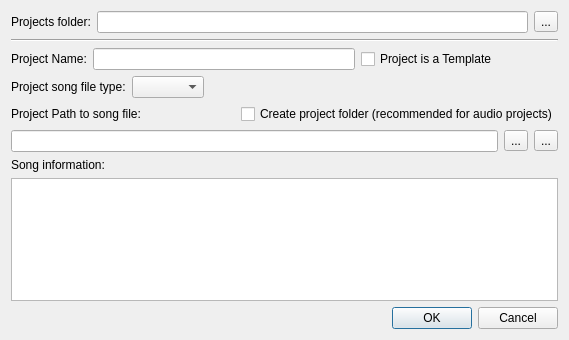
The window that muse2/muse/widgets/projectcreate.ui (emrum/muse) describes before a commit, drawn with Qt 5.
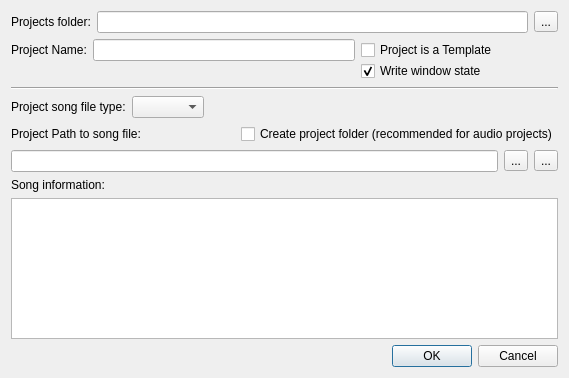
The same window after the commit.

What changed in the file:
```diff
--- a/muse2/muse/widgets/projectcreate.ui
+++ b/muse2/muse/widgets/projectcreate.ui
@@ -7,14 +7,12 @@
     <x>0</x>
     <y>0</y>
     <width>569</width>
-    <height>340</height>
+    <height>378</height>
    </rect>
   </property>
   <property name="windowTitle">
    <string>Create Project</string>
   </property>
-  <layout class="QVBoxLayout" name="verticalLayout_2">
-   <item>
     <layout class="QVBoxLayout" name="verticalLayout">
      <item>
       <layout class="QHBoxLayout" name="horizontalLayout_8">
@@ -42,32 +40,28 @@
       </layout>
      </item>
      <item>
-      <widget class="Line" name="line">
-       <property name="orientation">
-        <enum>Qt::Horizontal</enum>
-       </property>
-      </widget>
-     </item>
-     <item>
-      <layout class="QHBoxLayout" name="horizontalLayout_3">
-       <item>
+    <layout class="QGridLayout" name="gridLayout">
+     <property name="horizontalSpacing">
+      <number>6</number>
+     </property>
+     <property name="verticalSpacing">
+      <number>0</number>
+     </property>
+     <item row="0" column="0">
         <widget class="QLabel" name="label_2">
          <property name="text">
           <string>Project Name:</string>
          </property>
         </widget>
        </item>
-       <item>
-        <widget class="QLineEdit" name="projectNameEdit"/>
-       </item>
-       <item>
+     <item row="0" column="3">
         <widget class="QCheckBox" name="templateCheckBox">
          <property name="text">
           <string>Project is a Template</string>
          </property>
         </widget>
        </item>
-       <item>
+     <item row="0" column="4" rowspan="2">
         <spacer name="horizontalSpacer">
          <property name="orientation">
           <enum>Qt::Horizontal</enum>
@@ -83,8 +77,28 @@
          </property>
         </spacer>
        </item>
-      </layout>
-     </item>
+     <item row="1" column="3">
+      <widget class="QCheckBox" name="winStateCheckbox">
+       <property name="text">
+        <string>Write window state</string>
+       </property>
+       <property name="checked">
+        <bool>true</bool>
+       </property>
+      </widget>
+     </item>
+     <item row="0" column="1">
+      <widget class="QLineEdit" name="projectNameEdit"/>
+     </item>
+    </layout>
+   </item>
+   <item>
+    <widget class="Line" name="line">
+     <property name="orientation">
+      <enum>Qt::Horizontal</enum>
+     </property>
+    </widget>
+   </item>
      <item>
       <layout class="QHBoxLayout" name="horizontalLayout_5">
        <item>
@@ -193,8 +207,6 @@
       </layout>
      </item>
     </layout>
-   </item>
-  </layout>
  </widget>
  <tabstops>
   <tabstop>projectNameEdit</tabstop>
```
Left out of the diff: 1 changed line with no effect on the pictures. Lines whose indentation alone changed are shown as unchanged.
